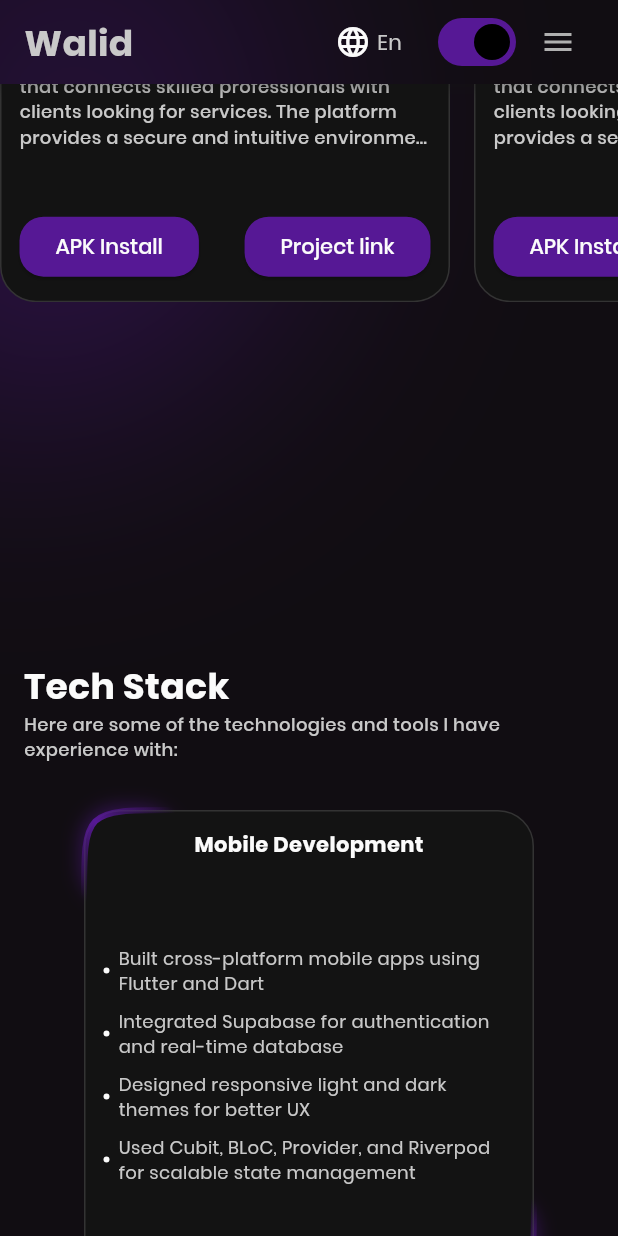
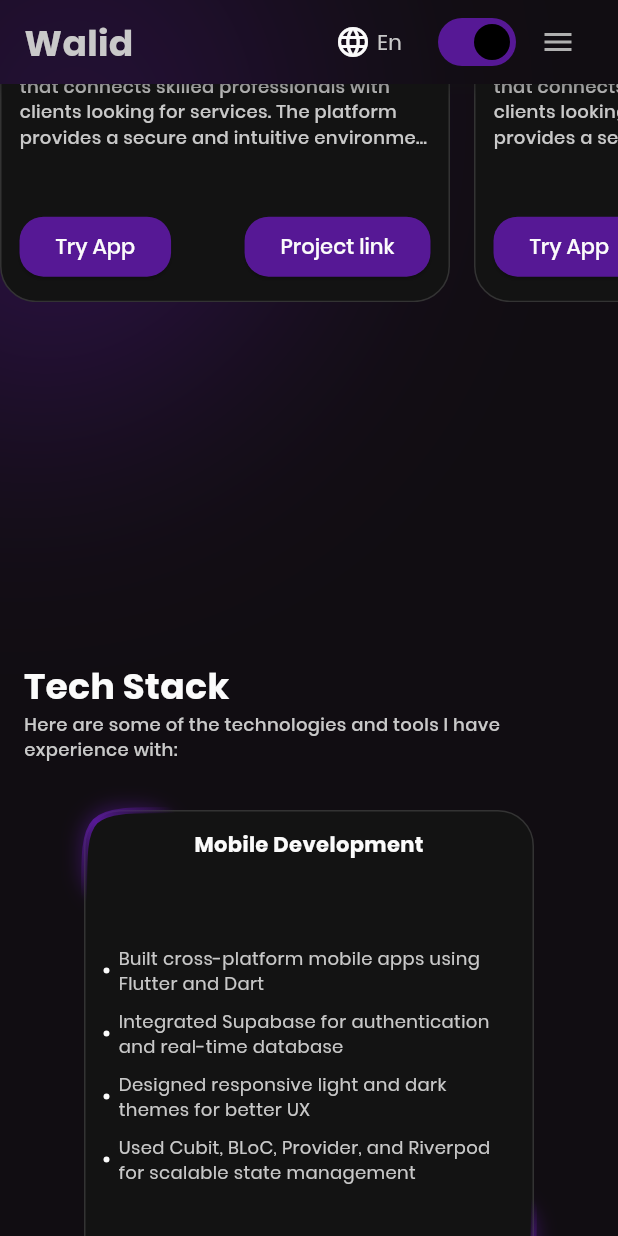
Before and after one commit to walid-hammouti/portfolio, a Flutter app: the screen it shows after launch, scrolled down 1152 dp, on a phone screen of 412 x 824 dp. Run offline on Flutter 3.47's test engine with Material 3 defaults, Android fonts, the light colour scheme and no system bars; our stand-ins replace dotted_line, flutter_riverpod, flutter_svg, gap, go_router, shared_preferences; missing offline and left inert: seo_renderer.

```diff
--- a/lib/features/course/presentation/project_item.dart
+++ b/lib/features/course/presentation/project_item.dart
@@ -53,7 +53,7 @@ class ProjectItem extends StatelessWidget {
             Row(
               mainAxisAlignment: MainAxisAlignment.spaceBetween,
               children: [
-                PrimaryButton(title: "APK Install"),
+                PrimaryButton(title: "Try App"),
                 PrimaryButton(title: "Project link", projectlink: projectlink),
               ],
             ),
--- a/lib/features/home/presentation/experiences_body.dart
+++ b/lib/features/home/presentation/experiences_body.dart
@@ -107,7 +107,7 @@ class PhoneExperiencesBody extends StatelessWidget {
           SizedBox(
             height: 60,
             child: DottedLine(
-              dashColor: Colors.white,
+              dashColor: context.colorScheme.onBackground,
               direction: Axis.vertical,
             ), // DottedLine
           ),
@@ -122,7 +122,7 @@ class PhoneExperiencesBody extends StatelessWidget {
           SizedBox(
             height: 60,
             child: DottedLine(
-              dashColor: Colors.white,
+              dashColor: context.colorScheme.onBackground,
               direction: Axis.vertical,
             ), // DottedLine
           ),
```
Also changed, not shown: 3 other files.
